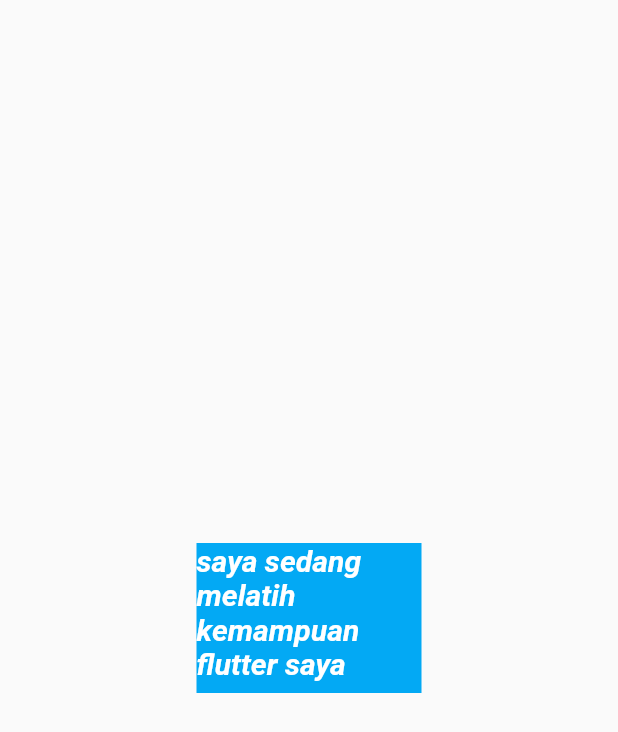
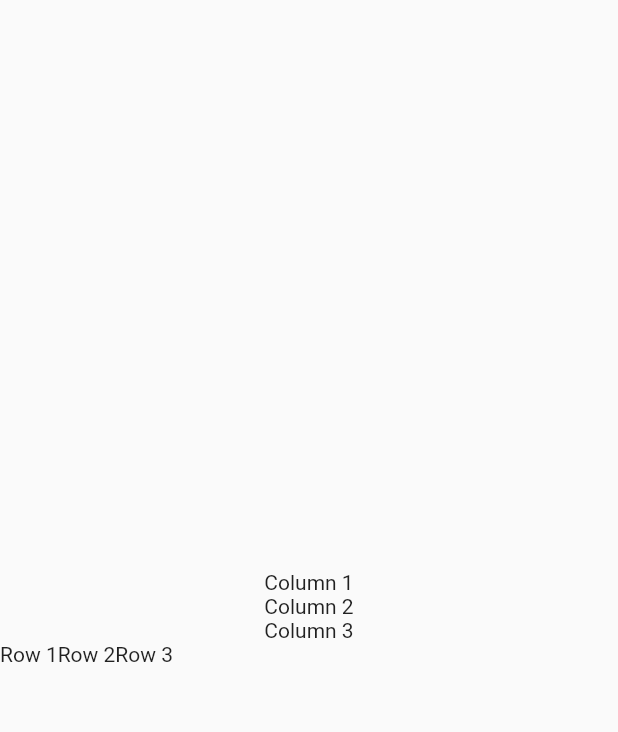
Before and after one commit to subhanassiddik/MyFlutterWidgetsLearn, a Flutter app: the screen it shows after launch, on a phone screen of 412 x 824 dp. Shown: the top 732 px of the screen. Run offline on Flutter 3.47's test engine with Material 2 defaults, Android fonts, the phone set to English and light mode, and no system bars.

Commit message:
row dan column

```diff
--- /dev/null
+++ b/lib/1_must_know/2_layout/2_row_column.dart
@@ -0,0 +1,24 @@
+import 'package:flutter/material.dart';
+
+class WidgetRowColumn extends StatelessWidget {
+  @override
+  Widget build(BuildContext context) {
+    return Scaffold(
+      body: Column(
+        mainAxisAlignment: MainAxisAlignment.center,
+        children: <Widget>[
+          Text('Column 1'),
+          Text('Column 2'),
+          Text('Column 3'),
+          Row(
+            children: <Widget>[
+              Text('Row 1'),
+              Text('Row 2'),
+              Text('Row 3'),
+            ],
+          )
+        ],
+      ),
+    );
+  }
+}
--- a/lib/main.dart
+++ b/lib/main.dart
@@ -1,7 +1,8 @@
 import 'package:flutter/material.dart';
 // import '1_must_know/1_basic_knowledge/1_life_cycle_state.dart';
 // import 'package:flutter_widget_learn/1_must_know/1_basic_knowledge/2_splash_screen.dart';
-import 'package:flutter_widget_learn/1_must_know/2_layout/1_text.dart';
+// import 'package:flutter_widget_learn/1_must_know/2_layout/1_text.dart';
+import 'package:flutter_widget_learn/1_must_know/2_layout/2_row_column.dart';
 
 void main() {
   runApp(MyApp());
@@ -20,7 +21,7 @@
         home:
             // AppLifeCycleState(),
             // SplashScreen(),
-          WidgetText(),
-    );
+            // WidgetText(),
+            WidgetRowColumn());
   }
 }
```
Lines whose indentation alone changed are shown as unchanged.
